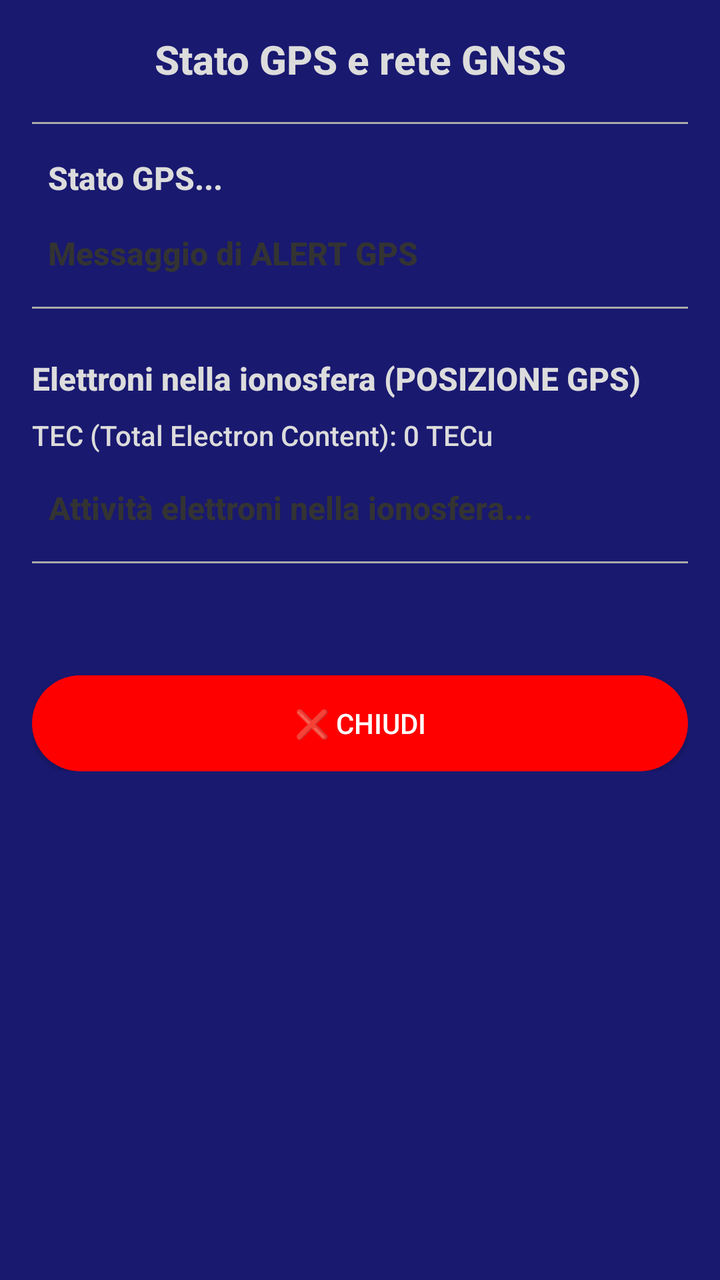
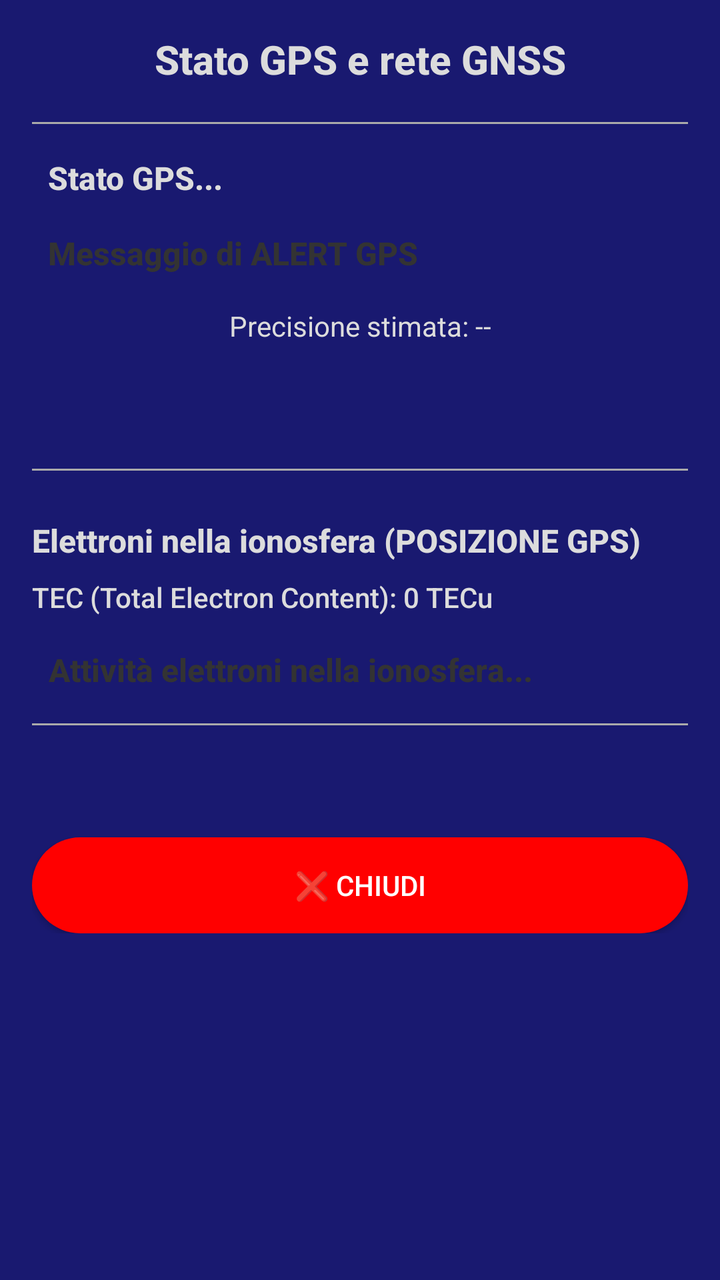

Before-and-after screenshots of an Android layout around one commit, followed by the original layout XML and the change that was made.
<!-- AndroidManifest.xml: application theme Theme.AppCompat.Light -->
<!-- res/layout/activity_weather_gps.xml -->
<androidx.constraintlayout.widget.ConstraintLayout
    xmlns:android="http://schemas.android.com/apk/res/android"
    android:layout_width="match_parent"
    android:layout_height="match_parent"
    android:fitsSystemWindows="true">


    <ScrollView xmlns:android="http://schemas.android.com/apk/res/android"
        android:layout_width="match_parent"
        android:layout_height="match_parent"
        android:background="#191970"
        android:clipToPadding="false">

        <LinearLayout xmlns:android="http://schemas.android.com/apk/res/android"
            android:layout_width="match_parent"
            android:layout_height="match_parent"
            android:orientation="vertical"
            android:background="#191970"
            android:padding="16dp">

            <TextView
                android:id="@+id/weather_title"
                style="@style/AppTextViewBold"
                android:layout_width="match_parent"
                android:layout_height="wrap_content"
                android:text="Stato GPS e rete GNSS"
                android:textSize="20sp"
                android:textStyle="bold"
                android:gravity="center"
                android:textColor="#DCDCDC"
                android:paddingBottom="10dp"/>

            <View
                android:layout_width="match_parent"
                android:layout_height="1dp"
                android:background="@android:color/darker_gray"
                android:layout_marginVertical="8dp" />

            <TextView
                android:id="@+id/gpsStatusTextView"
                style="@style/AppTextView"
                android:layout_width="wrap_content"
                android:layout_height="wrap_content"
                android:text="Stato GPS..."
                android:textStyle="bold"
                android:textSize="16sp"
                android:textColor="#DCDCDC"
                android:padding="8dp" />

            <TextView
                android:id="@+id/gpsalertTextView"
                style="@style/AppTextView"
                android:layout_width="wrap_content"
                android:layout_height="wrap_content"
                android:text="Messaggio di ALERT GPS"
                android:textStyle="bold"
                android:textSize="16sp"
                android:gravity="center"
                android:padding="8dp" />

            <View
                android:layout_width="match_parent"
                android:layout_height="1dp"
                android:background="@android:color/darker_gray"
                android:layout_marginVertical="8dp" />

            
            <TextView
                android:id="@+id/tecTitleTextView"
                style="@style/AppTextView"
                android:layout_width="wrap_content"
                android:layout_height="wrap_content"
                android:text="Elettroni nella ionosfera (POSIZIONE GPS)"
                android:textSize="16sp"
                android:textStyle="bold"
                android:gravity="center"
                android:textColor="#DCDCDC"
                android:layout_marginTop="16dp"/>

            <TextView
                android:id="@+id/tecValueTextView"
                style="@style/AppTextView"
                android:layout_width="wrap_content"
                android:layout_height="wrap_content"
                android:textColor="#DCDCDC"
                android:text="TEC (Total Electron Content): 0 TECu"
                android:textSize="14sp"
                android:layout_marginTop="8dp"/>

            
            <TextView
                android:id="@+id/tecStatusTextView"
                style="@style/AppTextView"
                android:layout_width="wrap_content"
                android:layout_height="wrap_content"
                android:text="Attività elettroni nella ionosfera..."
                android:textStyle="bold"
                android:textSize="16sp"
                android:padding="8dp"
                android:gravity="center"
                android:layout_marginTop="8dp"/>

            <View
                android:layout_width="match_parent"
                android:layout_height="1dp"
                android:background="@android:color/darker_gray"
                android:layout_marginVertical="8dp" />

            <androidx.recyclerview.widget.RecyclerView
                android:id="@+id/hourlyWeatherRecyclerView"
                android:layout_width="match_parent"
                android:layout_height="wrap_content"
                android:padding="8dp"
                android:layout_marginTop="16dp"/>


            <Button
                android:id="@+id/close_gps_button"
                android:layout_width="match_parent"
                android:layout_height="wrap_content"
                android:text="❌ Chiudi"
                android:layout_marginTop="16dp"
                android:textColor="@color/button_text_color"
                android:background="@drawable/rounded_button_red" />
        </LinearLayout>
    </ScrollView>
</androidx.constraintlayout.widget.ConstraintLayout>
<!-- resources referenced by this layout -->
<resources>
  <color name="button_text_color">#FFFFFF</color>
  <!-- drawable rounded_button_red (drawable) -->
  <shape xmlns:android="http://schemas.android.com/apk/res/android" android:shape="rectangle">
      <solid android:color="#FF0000" />
      <corners android:radius="24dp" />
  </shape>
  <style name="AppTextView" parent="TextAppearance.AppCompat">
      <item name="android:textColor">#333333</item> 
      <item name="android:textSize">16sp</item> 
      <item name="android:fontFamily">sans-serif-medium</item> 
      <item name="android:lineSpacingExtra">4dp</item> 
      </style>
  <style name="AppTextViewBold" parent="TextAppearance.AppCompat">
      <item name="android:textColor">#333333</item> 
      <item name="android:textSize">18sp</item> 
      <item name="android:fontFamily">sans-serif-medium</item> 
      <item name="android:textStyle">bold</item> 
      </style>
</resources>

<!-- the commit's change to res/layout/activity_weather_gps.xml (unified diff, before → after) -->
@@ -57,6 +57,37 @@
                 android:textSize="16sp"
                 android:gravity="center"
                 android:padding="8dp" />
+
+            <TextView
+                android:id="@+id/gps_accuracy_text"
+                android:layout_width="match_parent"
+                android:layout_height="wrap_content"
+                android:text="Precisione stimata: --"
+                android:textColor="#DCDCDC"
+                android:textSize="14sp"
+                android:gravity="center"
+                android:layout_marginTop="8dp"/>
+
+            <TextView
+                android:id="@+id/gnss_summary"
+                android:layout_width="match_parent"
+                android:layout_height="wrap_content"
+                android:text=""
+                android:textColor="#DCDCDC"
+                android:textSize="16sp"
+                android:textStyle="bold"
+                android:gravity="center"
+                android:layout_marginTop="8dp"/>
+
+            <TextView
+                android:id="@+id/fix_history"
+                android:layout_width="match_parent"
+                android:layout_height="wrap_content"
+                android:text=""
+                android:textColor="#A9A9A9"
+                android:textSize="12sp"
+                android:gravity="center"
+                android:layout_marginTop="8dp"/>
 
             <View
                 android:layout_width="match_parent"
